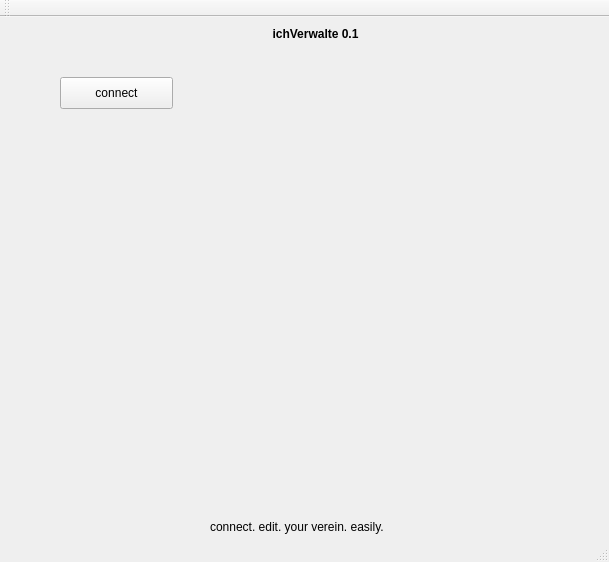
lbreier-tgm/fussball, file qt/ichVerwalte/mainwindow.ui: the form before one commit.
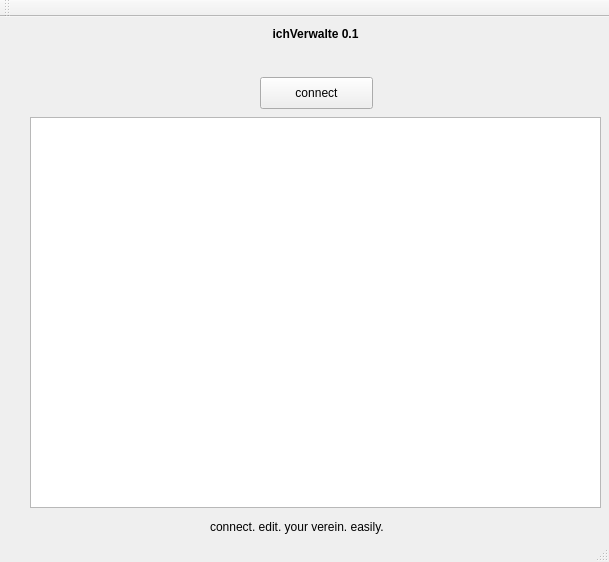
The form after the commit.

Diff of the .ui file:
```diff
--- a/qt/ichVerwalte/mainwindow.ui
+++ b/qt/ichVerwalte/mainwindow.ui
@@ -17,7 +17,7 @@
    <widget class="QPushButton" name="pushButton">
     <property name="geometry">
      <rect>
-      <x>60</x>
+      <x>260</x>
       <y>60</y>
       <width>113</width>
       <height>32</height>
@@ -68,6 +68,16 @@
      <string>connect. edit. your verein. easily.</string>
     </property>
    </widget>
+   <widget class="QTableView" name="tableView">
+    <property name="geometry">
+     <rect>
+      <x>30</x>
+      <y>100</y>
+      <width>571</width>
+      <height>391</height>
+     </rect>
+    </property>
+   </widget>
   </widget>
   <widget class="QToolBar" name="mainToolBar">
    <attribute name="toolBarArea">
```
